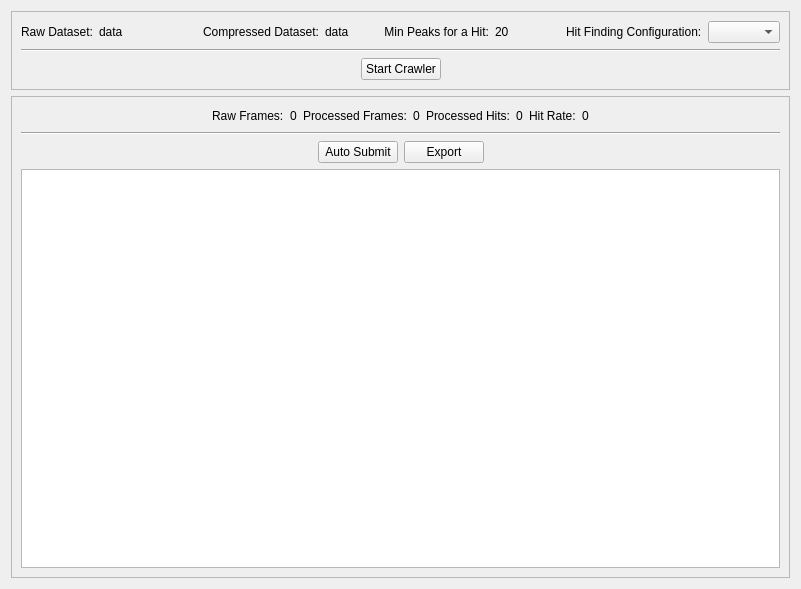
Qt form ui/job_win.ui (LiuLab-CSRC/ClickX) before a commit.
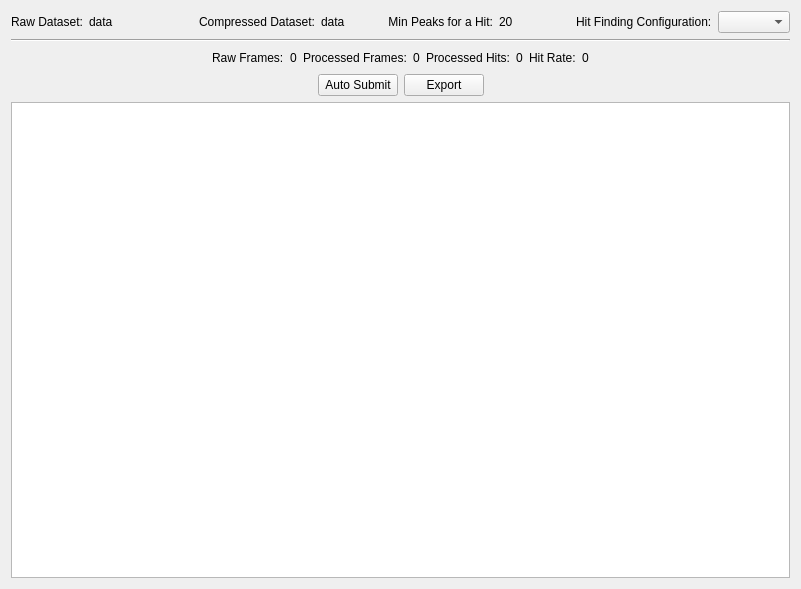
The same form after that commit.

```diff
--- a/ui/job_win.ui
+++ b/ui/job_win.ui
@@ -13,18 +13,7 @@
   <property name="windowTitle">
    <string>Batch Job</string>
   </property>
-  <layout class="QVBoxLayout" name="verticalLayout_4">
-   <item>
-    <layout class="QVBoxLayout" name="verticalLayout_3" stretch="0,1">
-     <item>
-      <widget class="QFrame" name="frame">
-       <property name="frameShape">
-        <enum>QFrame::StyledPanel</enum>
-       </property>
-       <property name="frameShadow">
-        <enum>QFrame::Raised</enum>
-       </property>
-       <layout class="QVBoxLayout" name="verticalLayout_2">
+  <layout class="QVBoxLayout" name="verticalLayout">
         <item>
          <layout class="QHBoxLayout" name="horizontalLayout_13" stretch="1,1,1,1">
           <item>
@@ -101,61 +90,12 @@
          </layout>
         </item>
         <item>
-         <widget class="Line" name="line_2">
+    <widget class="Line" name="line">
           <property name="orientation">
            <enum>Qt::Horizontal</enum>
           </property>
          </widget>
         </item>
-        <item>
-         <layout class="QHBoxLayout" name="horizontalLayout_12">
-          <item>
-           <spacer name="horizontalSpacer_4">
-            <property name="orientation">
-             <enum>Qt::Horizontal</enum>
-            </property>
-            <property name="sizeHint" stdset="0">
-             <size>
-              <width>40</width>
-              <height>20</height>
-             </size>
-            </property>
-           </spacer>
-          </item>
-          <item>
-           <widget class="QPushButton" name="crawlerButton">
-            <property name="text">
-             <string>Start Crawler</string>
-            </property>
-           </widget>
-          </item>
-          <item>
-           <spacer name="horizontalSpacer_5">
-            <property name="orientation">
-             <enum>Qt::Horizontal</enum>
-            </property>
-            <property name="sizeHint" stdset="0">
-             <size>
-              <width>40</width>
-              <height>20</height>
-             </size>
-            </property>
-           </spacer>
-          </item>
-         </layout>
-        </item>
-       </layout>
-      </widget>
-     </item>
-     <item>
-      <widget class="QFrame" name="frame_2">
-       <property name="frameShape">
-        <enum>QFrame::StyledPanel</enum>
-       </property>
-       <property name="frameShadow">
-        <enum>QFrame::Raised</enum>
-       </property>
-       <layout class="QVBoxLayout" name="verticalLayout" stretch="0,0,0,1">
         <item>
          <layout class="QHBoxLayout" name="horizontalLayout_7">
           <item>
@@ -262,13 +202,6 @@
           </item>
          </layout>
         </item>
-        <item>
-         <widget class="Line" name="line">
-          <property name="orientation">
-           <enum>Qt::Horizontal</enum>
-          </property>
-         </widget>
-        </item>
         <item>
          <layout class="QHBoxLayout" name="horizontalLayout">
           <item>
@@ -289,6 +222,9 @@
             <property name="text">
              <string>Auto Submit</string>
             </property>
+       <property name="checkable">
+        <bool>true</bool>
+       </property>
            </widget>
           </item>
           <item>
@@ -328,11 +264,6 @@
            <bool>false</bool>
           </attribute>
          </widget>
-        </item>
-       </layout>
-      </widget>
-     </item>
-    </layout>
    </item>
   </layout>
  </widget>
```
Left out of the diff: 2 changed lines with no effect on the pictures. Lines whose indentation alone changed are shown as unchanged.
